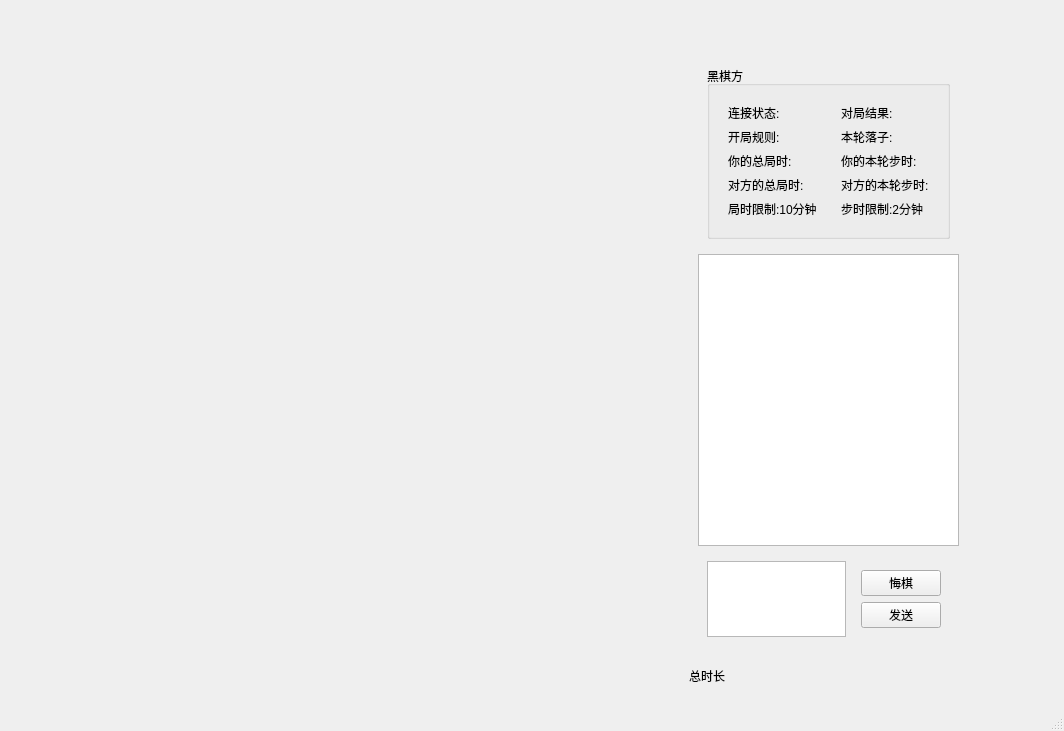
Before: the Qt Designer form chessboard_remote_pvp.ui in lgb666666661/Gobang, drawn with Qt 5.
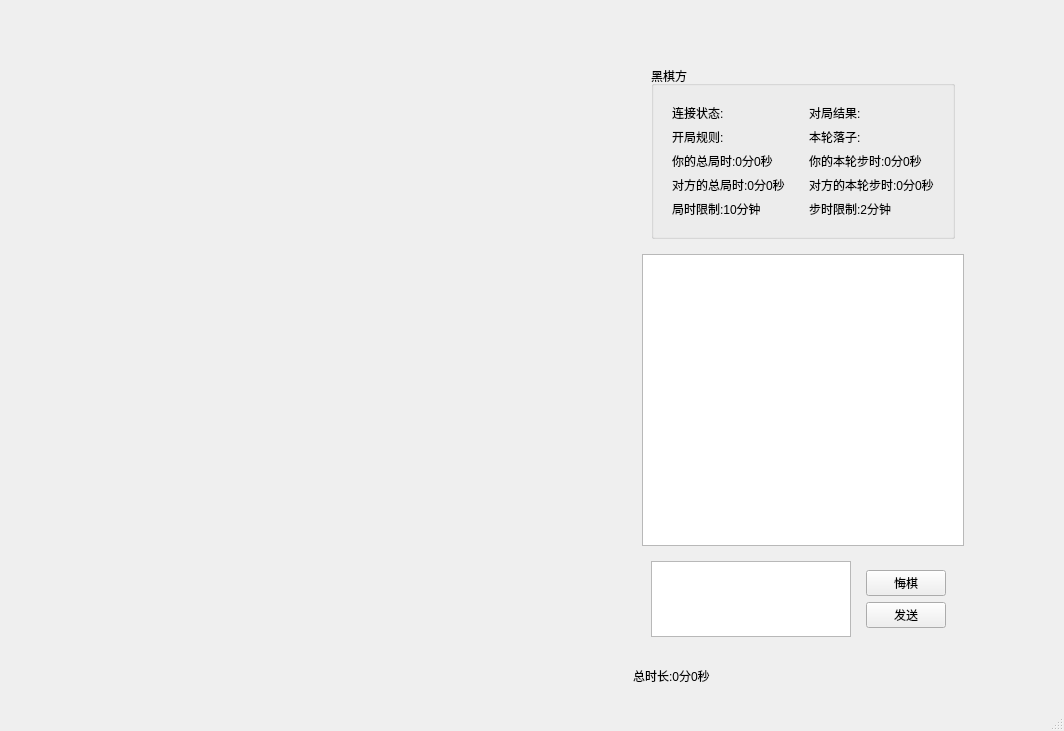
After: the same form once the commit is applied.

What changed in the file:
```diff
--- a/chessboard_remote_pvp.ui
+++ b/chessboard_remote_pvp.ui
@@ -82,14 +82,14 @@
                    <item>
                     <widget class="QLabel" name="myLocalTimeLabl">
                      <property name="text">
-                      <string>你的总局时:</string>
+                      <string>你的总局时:0分0秒</string>
                      </property>
                     </widget>
                    </item>
                    <item>
                     <widget class="QLabel" name="peerLocalTimeLabel">
                      <property name="text">
-                      <string>对方的总局时:</string>
+                      <string>对方的总局时:0分0秒</string>
                      </property>
                     </widget>
                    </item>
@@ -123,14 +123,14 @@
                    <item>
                     <widget class="QLabel" name="myStepTimeLabel">
                      <property name="text">
-                      <string>你的本轮步时:</string>
+                      <string>你的本轮步时:0分0秒</string>
                      </property>
                     </widget>
                    </item>
                    <item>
                     <widget class="QLabel" name="peerStepTimeLabel">
                      <property name="text">
-                      <string>对方的本轮步时:</string>
+                      <string>对方的本轮步时:0分0秒</string>
                      </property>
                     </widget>
                    </item>
@@ -188,7 +188,7 @@
        <item>
         <widget class="QLabel" name="label_11">
          <property name="text">
-          <string>总时长</string>
+          <string>总时长:0分0秒</string>
          </property>
         </widget>
        </item>
```
Left out of the diff: 4 changed lines with no effect on the pictures.
